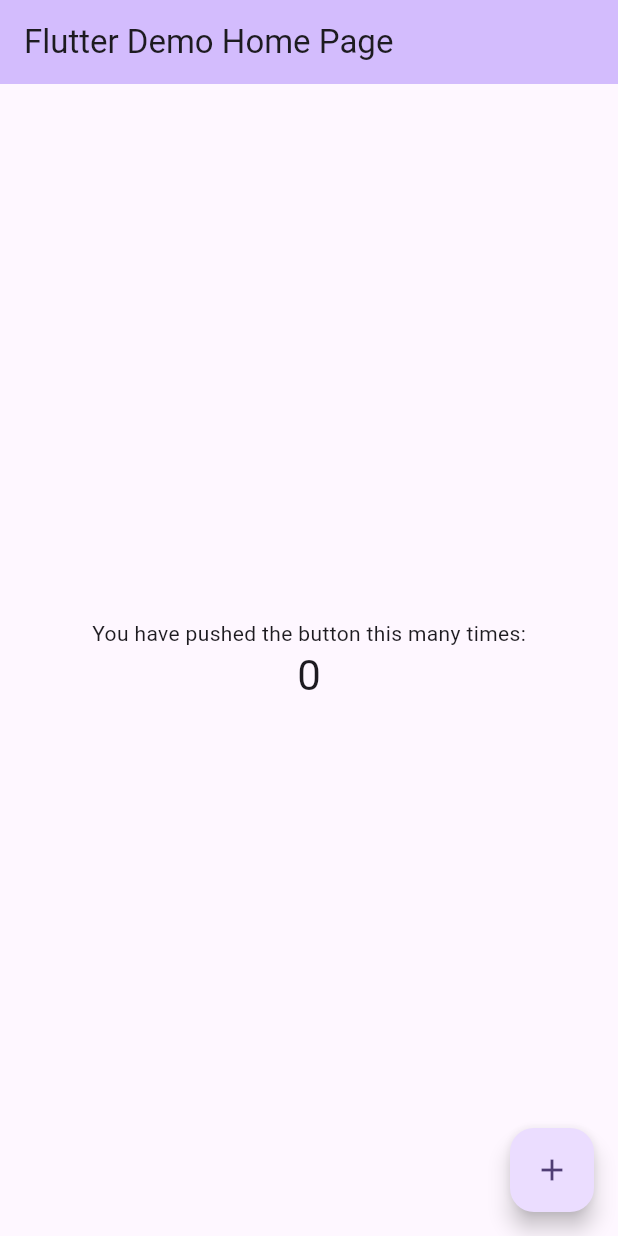
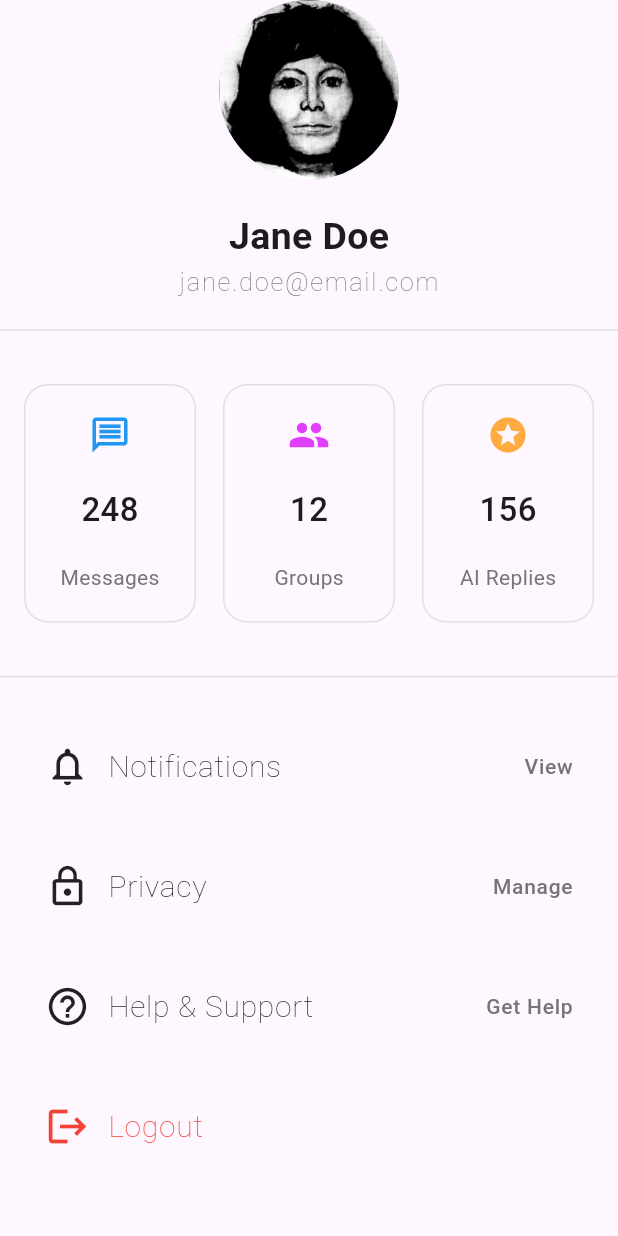
Before and after one commit to gu-tig333-ht25/FuseChat, a Flutter app: the screen it shows after launch, on a phone screen of 412 x 824 dp. Run offline on Flutter 3.47's test engine with Material 3 defaults, Android fonts, the phone set to English and light mode, and no system bars.

Commit message:
alternative design

```diff
--- a/lib/main.dart
+++ b/lib/main.dart
@@ -1,4 +1,5 @@
 import 'package:flutter/material.dart';
+import 'pages/profile_view.dart';
 
 void main() {
   runApp(MyApp());
@@ -31,7 +32,7 @@ class MyApp extends StatelessWidget {
         colorScheme: ColorScheme.fromSeed(seedColor: Colors.deepPurple),
         useMaterial3: true,
       ),
-      home: MyHomePage(title: 'Flutter Demo Home Page'),
+      home: ProfileView(), //MyHomePage(title: 'Flutter Demo Home Page'),
     );
   }
 }
--- /dev/null
+++ b/lib/pages/profile_view.dart
@@ -0,0 +1,126 @@
+import 'package:flutter/material.dart';
+import 'stat_card.dart';
+import 'settings_tile.dart';
+
+class ProfileView extends StatelessWidget {
+  @override
+  Widget build(BuildContext context) {
+    return Scaffold(
+      body: Center(
+        child: Column(
+          children: [
+            Row(
+              mainAxisAlignment: MainAxisAlignment.center,
+              children: [
+                Column(
+                  children: [
+                    CircleAvatar(
+                      radius: 60,
+                      backgroundImage: AssetImage("assets/jane_doe.png"),
+                    ),
+
+                    const SizedBox(height: 20),
+
+                    Text(
+                      "Jane Doe",
+                      style: TextStyle(
+                        fontSize: 25.0,
+                        fontWeight: FontWeight.bold,
+                      ),
+                    ),
+
+                    Text(
+                      "jane.doe@email.com",
+                      style: TextStyle(
+                        fontSize: 17,
+                        fontWeight: FontWeight.w100,
+                        color: Colors.black.withOpacity(0.7),
+                        letterSpacing: 1.1,
+                      ),
+                    ),
+                  ],
+                ),
+              ],
+            ),
+            Divider(thickness: 1, color: Colors.grey[300], height: 40),
+
+            Container(
+              child: Padding(
+                padding: const EdgeInsets.all(12.0),
+                child: Row(
+                  mainAxisAlignment: MainAxisAlignment.spaceEvenly,
+                  children: [
+                    Expanded(
+                      child: StatCard(
+                        icon: Icons.message_outlined,
+                        color: Colors.blue,
+                        value: '248',
+                        label: 'Messages',
+                      ),
+                    ),
+                    SizedBox(width: 10),
+                    Expanded(
+                      child: StatCard(
+                        icon: Icons.group,
+                        color: Colors.purpleAccent,
+                        value: '12',
+                        label: 'Groups',
+                      ),
+                    ),
+                    SizedBox(width: 10),
+                    Expanded(
+                      child: StatCard(
+                        icon: Icons.stars,
+                        color: Colors.orangeAccent,
+                        value: '156',
+                        label: 'AI Replies',
+                      ),
+                    ),
+                  ],
+                ),
+              ),
+            ),
+            Divider(
+              thickness: 1, // line thickness
+              color: Colors.grey[300], // line color
+              height: 40, // total space around the line
+            ),
+
+            Column(
+              children: [
+                SettingsTile(
+                  icon: Icons.notifications_none,
+                  label: "Notifications",
+                  actionText: "View",
+                  onTap: () {},
+                ),
+                SettingsTile(
+                  icon: Icons.lock_outline,
+                  label: "Privacy",
+                  actionText: "Manage",
+                  onTap: () {},
+                ),
+                SettingsTile(
+                  icon: Icons.help_outline,
+                  label: "Help & Support",
+                  actionText: "Get Help",
+                  onTap: () {},
+                ),
+                SettingsTile(
+                  icon: Icons.logout,
+                  label: "Logout",
+                  actionText: "",
+                  iconColor: Colors.red,
+                  textColor: Colors.red,
+                  onTap: () {
+                    // handle logout
+                  },
+                ),
+              ],
+            ),
+          ],
+        ),
+      ),
+    );
+  }
+}
--- /dev/null
+++ b/lib/pages/settings_tile.dart
@@ -0,0 +1,49 @@
+import 'package:flutter/material.dart';
+
+class SettingsTile extends StatelessWidget {
+  final IconData icon;
+  final String label;
+  final String actionText;
+  final VoidCallback? onTap;
+  final Color? iconColor;
+  final Color? textColor;
+
+  const SettingsTile({
+    super.key,
+    required this.icon,
+    required this.label,
+    required this.actionText,
+    this.onTap,
+    this.iconColor,
+    this.textColor,
+  });
+
+  @override
+  Widget build(BuildContext context) {
+    return ListTile(
+      leading: Icon(icon, color: iconColor ?? Colors.black87, size: 30),
+      title: Text(
+        label,
+        style: TextStyle(
+          fontSize: 20,
+          fontWeight: FontWeight.w100,
+          color: textColor ?? Colors.black,
+        ),
+      ),
+      trailing: actionText.isNotEmpty
+          ? Text(
+              actionText,
+              style: TextStyle(
+                color: Colors.grey[600],
+                fontSize: 14,
+                fontWeight: FontWeight.w500,
+              ),
+            )
+          : null,
+      onTap: onTap,
+      contentPadding: const EdgeInsets.fromLTRB(30, 12, 30, 12),
+      //contentPadding: const EdgeInsets.symmetric(horizontal: 30.0),
+      horizontalTitleGap: 12.0,
+    );
+  }
+}
--- /dev/null
+++ b/lib/pages/stat_card.dart
@@ -0,0 +1,48 @@
+// in stat_card.dart
+import 'package:flutter/material.dart';
+
+class StatCard extends StatelessWidget {
+  final IconData icon;
+  final Color color;
+  final String value;
+  final String label;
+
+  const StatCard({
+    required this.icon,
+    required this.color,
+    required this.value,
+    required this.label,
+    super.key,
+  });
+
+  @override
+  Widget build(BuildContext context) {
+    return Card(
+      color: Colors.transparent,
+      elevation: 0,
+      shape: RoundedRectangleBorder(
+        borderRadius: BorderRadius.circular(16),
+        side: BorderSide(color: Colors.grey.shade300, width: 1),
+      ),
+      child: Padding(
+        padding: const EdgeInsets.symmetric(vertical: 20),
+        child: Column(
+          mainAxisSize: MainAxisSize.min,
+          children: [
+            Icon(icon, color: color, size: 28),
+            const SizedBox(height: 20),
+            Text(
+              value,
+              style: const TextStyle(fontSize: 22, fontWeight: FontWeight.w500),
+            ),
+            const SizedBox(height: 20),
+            Text(
+              label,
+              style: TextStyle(fontSize: 14, color: Colors.grey[600]),
+            ),
+          ],
+        ),
+      ),
+    );
+  }
+}
--- a/pubspec.yaml
+++ b/pubspec.yaml
@@ -51,6 +51,8 @@ dev_dependencies:
 
 # The following section is specific to Flutter packages.
 flutter:
+  assets:
+    - assets/
 
   # The following line ensures that the Material Icons font is
   # included with your application, so that you can use the icons in
```
Also changed, not shown: assets/jane_doe.png (added).
